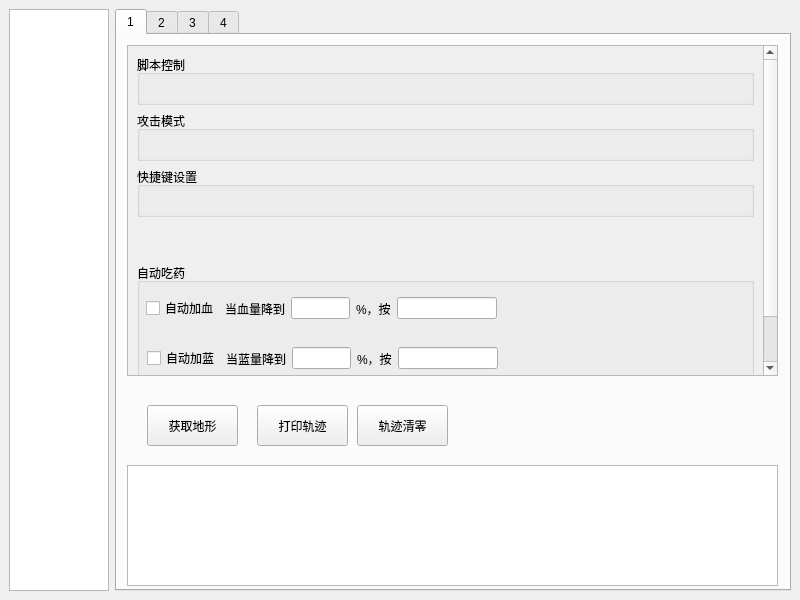
The window that mainwindow.ui (kinvcode/BattleMush) describes before a commit, drawn with Qt 5.
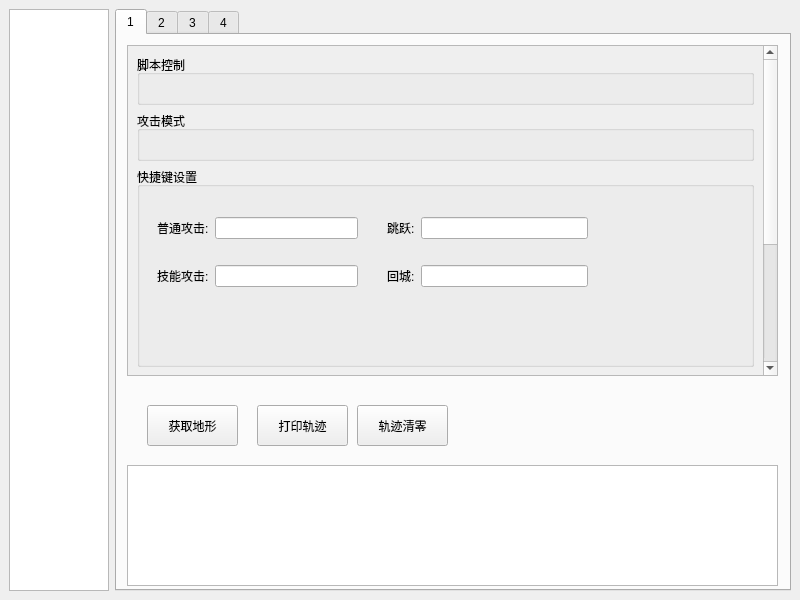
The same window after the commit. Custom widgets are drawn as their Qt base class.

```diff
--- a/mainwindow.ui
+++ b/mainwindow.ui
@@ -85,7 +85,7 @@
              <x>0</x>
              <y>0</y>
              <width>635</width>
-             <height>388</height>
+             <height>538</height>
             </rect>
            </property>
            <layout class="QVBoxLayout" name="verticalLayout_4">
@@ -128,12 +128,104 @@
                 <property name="minimumSize">
                  <size>
                   <width>0</width>
-                  <height>50</height>
+                  <height>200</height>
                  </size>
                 </property>
                 <property name="title">
                  <string>快捷键设置</string>
                 </property>
+                <widget class="QWidget" name="verticalLayoutWidget">
+                 <property name="geometry">
+                  <rect>
+                   <x>20</x>
+                   <y>30</y>
+                   <width>201</width>
+                   <height>111</height>
+                  </rect>
+                 </property>
+                 <layout class="QGridLayout" name="gridLayout_2">
+                  <item row="0" column="1">
+                   <widget class="HotkeyEdit" name="lineEdit_bindkey_general_atk">
+                    <property name="minimumSize">
+                     <size>
+                      <width>100</width>
+                      <height>0</height>
+                     </size>
+                    </property>
+                   </widget>
+                  </item>
+                  <item row="1" column="1">
+                   <widget class="HotkeyEdit" name="lineEdit_bindkey_skill_atk1">
+                    <property name="minimumSize">
+                     <size>
+                      <width>100</width>
+                      <height>0</height>
+                     </size>
+                    </property>
+                   </widget>
+                  </item>
+                  <item row="0" column="0">
+                   <widget class="QLabel" name="label">
+                    <property name="text">
+                     <string>普通攻击:</string>
+                    </property>
+                   </widget>
+                  </item>
+                  <item row="1" column="0">
+                   <widget class="QLabel" name="label_8">
+                    <property name="text">
+                     <string>技能攻击:</string>
+                    </property>
+                   </widget>
+                  </item>
+                 </layout>
+                </widget>
+                <widget class="QWidget" name="gridLayoutWidget">
+                 <property name="geometry">
+                  <rect>
+                   <x>250</x>
+                   <y>30</y>
+                   <width>201</width>
+                   <height>111</height>
+                  </rect>
+                 </property>
+                 <layout class="QGridLayout" name="gridLayout_3">
+                  <item row="0" column="1">
+                   <widget class="HotkeyEdit" name="lineEdit_bindkey_jump">
+                    <property name="minimumSize">
+                     <size>
+                      <width>100</width>
+                      <height>0</height>
+                     </size>
+                    </property>
+                   </widget>
+                  </item>
+                  <item row="0" column="0">
+                   <widget class="QLabel" name="label_9">
+                    <property name="text">
+                     <string>跳跃:</string>
+                    </property>
+                   </widget>
+                  </item>
+                  <item row="1" column="0">
+                   <widget class="QLabel" name="label_10">
+                    <property name="text">
+                     <string>回城:</string>
+                    </property>
+                   </widget>
+                  </item>
+                  <item row="1" column="1">
+                   <widget class="HotkeyEdit" name="lineEdit_bindkey_gohome">
+                    <property name="minimumSize">
+                     <size>
+                      <width>100</width>
+                      <height>0</height>
+                     </size>
+                    </property>
+                   </widget>
+                  </item>
+                 </layout>
+                </widget>
                </widget>
               </item>
               <item>
```
